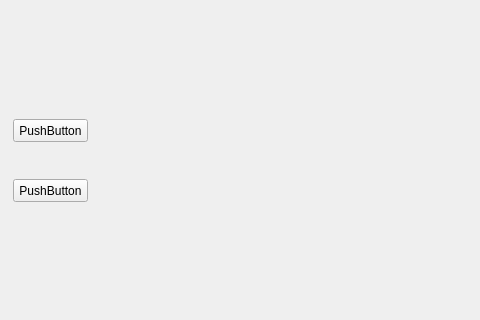
kim645631/Repository, file window.ui: the form before one commit; both pictures show x 237 to 717 and y 101 to 421 of the 800 by 600 pixel window.
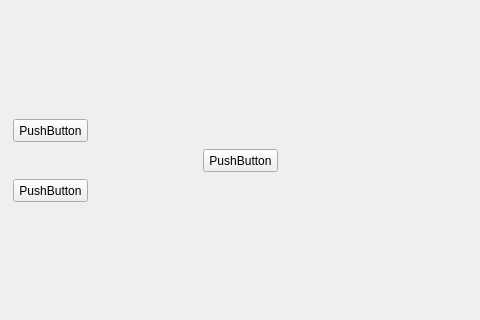
The form after the commit.

```diff
--- a/window.ui
+++ b/window.ui
@@ -40,6 +40,19 @@
      <string>PushButton</string>
     </property>
    </widget>
+   <widget class="QPushButton" name="pushButton_3">
+    <property name="geometry">
+     <rect>
+      <x>440</x>
+      <y>250</y>
+      <width>75</width>
+      <height>23</height>
+     </rect>
+    </property>
+    <property name="text">
+     <string>PushButton</string>
+    </property>
+   </widget>
   </widget>
   <widget class="QMenuBar" name="menubar">
    <property name="geometry">
```
